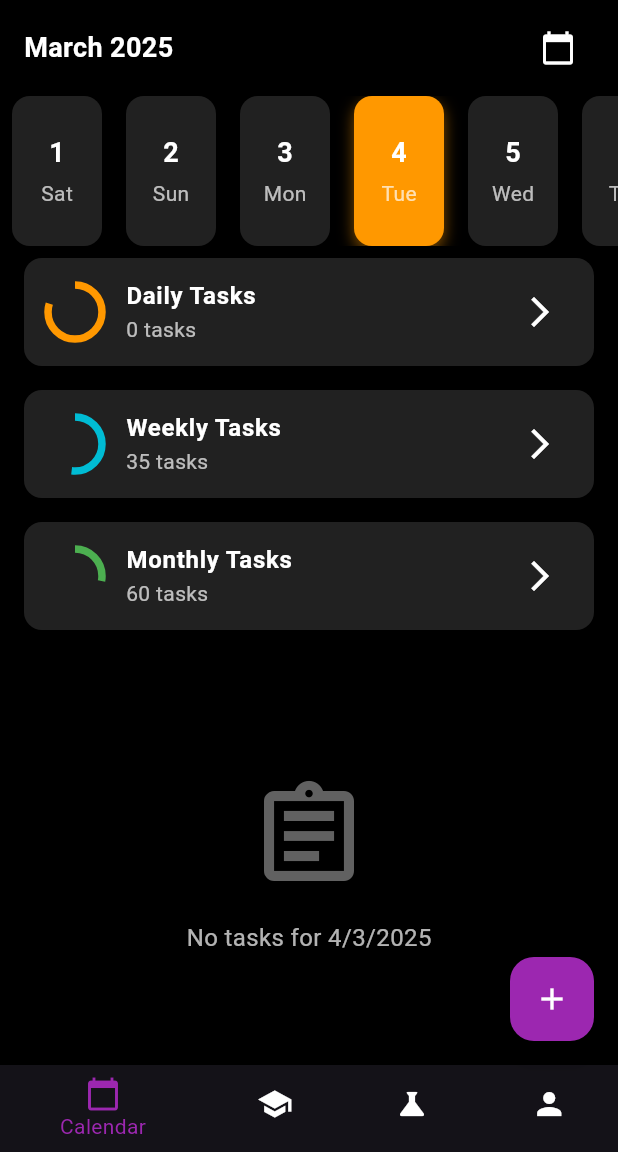
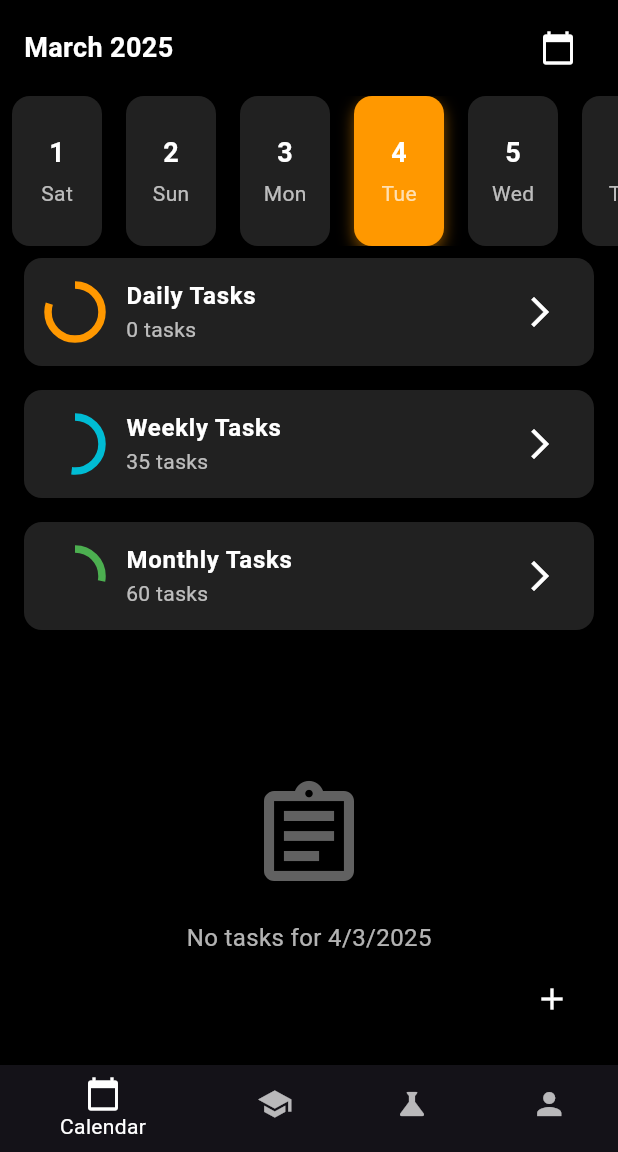
Before and after one commit to 7KhushiTyagi/Student_Task_Manager, a Flutter app: the DashboardScreen screen opened by its route, on a phone screen of 412 x 824 dp, the part 84-1236 px from its top. Run offline on Flutter 3.47's test engine with Material 3 defaults, Android fonts, the phone set to English and light mode, and no system bars; our stand-ins replace confetti, shared_preferences; accounts and stored records are empty.

Commit message:
adding some UI features

```diff
--- a/frontend/lib/screens/dashboard_screen.dart
+++ b/frontend/lib/screens/dashboard_screen.dart
@@ -1,6 +1,9 @@
+import "dart:ui";
+
 import "package:flutter/material.dart";
 import "package:frontend/screens/add_task_screen.dart";
 import "package:frontend/screens/sidebar_menu.dart";
+import "package:frontend/widgets/confetti.dart";
 import "package:frontend/widgets/taskcard.dart";
 import "package:provider/provider.dart";
 import "../providers/task_provider.dart";
@@ -36,10 +39,12 @@ class _DashboardScreenState extends State<DashboardScreen> {
   return Scaffold(
     backgroundColor: Colors.black,
     appBar: AppBar(
-        backgroundColor:
-            Colors.transparent,
+      backgroundColor: Colors.transparent,
       elevation: 10,
-        flexibleSpace: Container(
+      flexibleSpace: ClipRRect(
+        child: BackdropFilter(
+          filter: ImageFilter.blur(sigmaX: 10, sigmaY: 10),
+          child: Container(
             decoration: BoxDecoration(
               gradient: LinearGradient(
                 colors: [Colors.purple, Colors.deepPurple],
@@ -55,6 +60,8 @@ class _DashboardScreenState extends State<DashboardScreen> {
               ],
             ),
           ),
+        ),
+      ),
       title: const Text(
         'Hi Khushi!',
         style: TextStyle(
@@ -62,11 +69,7 @@ class _DashboardScreenState extends State<DashboardScreen> {
           fontSize: 22,
           fontWeight: FontWeight.bold,
           shadows: [
-              Shadow(
-                color: Colors.black,
-                blurRadius: 5,
-                offset: Offset(2, 2),
-              ),
+            Shadow(color: Colors.black, blurRadius: 5, offset: Offset(2, 2)),
           ],
         ),
       ),
@@ -92,8 +95,7 @@ class _DashboardScreenState extends State<DashboardScreen> {
   }
 
 Widget _buildCalendarSection() {
-    final monthYear =
-        "${_getMonthName(_selectedDay.month)} ${_selectedDay.year}";
+  final monthYear = "${_getMonthName(_selectedDay.month)} ${_selectedDay.year}";
   return Column(
     children: [
       Padding(
@@ -118,11 +120,17 @@ class _DashboardScreenState extends State<DashboardScreen> {
       ),
       SizedBox(
         height: 100,
+        child: NotificationListener<ScrollNotification>(
+          onNotification: (ScrollNotification notification) {
+            if (notification is ScrollUpdateNotification) {
+              setState(() {});
+            }
+            return true;
+          },
           child: ListView.builder(
             controller: _scrollController,
             scrollDirection: Axis.horizontal,
-            itemCount:
-                DateTime(_selectedDay.year, _selectedDay.month + 1, 0).day,
+            itemCount: DateTime(_selectedDay.year, _selectedDay.month + 1, 0).day,
             itemBuilder: (context, index) {
               DateTime date = DateTime(
                 _selectedDay.year,
@@ -137,13 +145,11 @@ class _DashboardScreenState extends State<DashboardScreen> {
                   duration: const Duration(milliseconds: 300),
                   margin: const EdgeInsets.symmetric(horizontal: 8.0),
                   decoration: BoxDecoration(
-                    color:
-                        isSameDay(_selectedDay, date)
+                    color: isSameDay(_selectedDay, date)
                         ? Colors.orange
                         : Colors.grey[900],
                     borderRadius: BorderRadius.circular(12),
-                    boxShadow:
-                        isSameDay(_selectedDay, date)
+                    boxShadow: isSameDay(_selectedDay, date)
                         ? [
                             BoxShadow(
                               color: Colors.orange.withOpacity(0.5),
@@ -184,6 +190,7 @@ class _DashboardScreenState extends State<DashboardScreen> {
                 ),
               );
             },
+          ),
         ),
       ),
     ],
@@ -364,7 +371,8 @@ class _DashboardScreenState extends State<DashboardScreen> {
 
   Widget _buildAnimatedFAB(BuildContext context) {
     return FloatingActionButton(
-      backgroundColor: Colors.purple,
+      backgroundColor: Colors.transparent,
+      elevation: 0,
       child: const Icon(Icons.add, color: Colors.white),
       onPressed: () async {
         final newTask = await Navigator.push(
@@ -379,21 +387,52 @@ class _DashboardScreenState extends State<DashboardScreen> {
   }
 
  Widget _buildBottomNavBar(BuildContext context) {
-    return BottomNavigationBar(
-      backgroundColor: Colors.black,
-      selectedItemColor: Colors.purple,
-      unselectedItemColor: Colors.white,
+  int _selectedIndex = 0;
+
+  return Container(
+    decoration: BoxDecoration(
+      gradient: LinearGradient(
+        colors: [Colors.purple, Colors.deepPurple],
+        begin: Alignment.topLeft,
+        end: Alignment.bottomRight,
+      ),
+      boxShadow: [
+        BoxShadow(
+          color: Colors.black.withOpacity(0.3),
+          blurRadius: 10,
+          offset: Offset(0, -4),
+        ),
+      ],
+    ),
+    child: BottomNavigationBar(
+      backgroundColor: Colors.transparent,
+      selectedItemColor: Colors.white,
+      unselectedItemColor: Colors.white70,
+      currentIndex: _selectedIndex,
+      onTap: (index) {
+        setState(() {
+          _selectedIndex = index;
+        });
+      },
       items: const [
         BottomNavigationBarItem(
           icon: Icon(Icons.calendar_today),
           label: 'Calendar',
         ),
-        BottomNavigationBarItem(icon: Icon(Icons.school), label: 'Study'),
-        BottomNavigationBarItem(icon: Icon(Icons.science), label: 'Science'),
-        BottomNavigationBarItem(icon: Icon(Icons.person), label: 'Profile'),
+        BottomNavigationBarItem(
+          icon: Icon(Icons.school),
+          label: 'Study',
+        ),
+        BottomNavigationBarItem(
+          icon: Icon(Icons.science),
+          label: 'Science',
+        ),
+        BottomNavigationBarItem(
+          icon: Icon(Icons.person),
+          label: 'Profile',
+        ),
       ],
-      currentIndex: 0,
-      onTap: (index) {},
+    ),
   );
 }
 
--- a/frontend/pubspec.yaml
+++ b/frontend/pubspec.yaml
@@ -43,6 +43,7 @@ dependencies:
   intl: ^0.19.0
   shared_preferences: ^2.5.2
   table_calendar: ^3.1.3
+  confetti: ^0.8.0
 
 dev_dependencies:
   flutter_test:
```
Also changed, not shown: frontend/lib/screens/add_task_screen.dart (+40 -28 lines), frontend/lib/widgets/confetti.dart (added, +47 -0 lines), frontend/pubspec.lock. Lines whose indentation alone changed are shown as unchanged.
